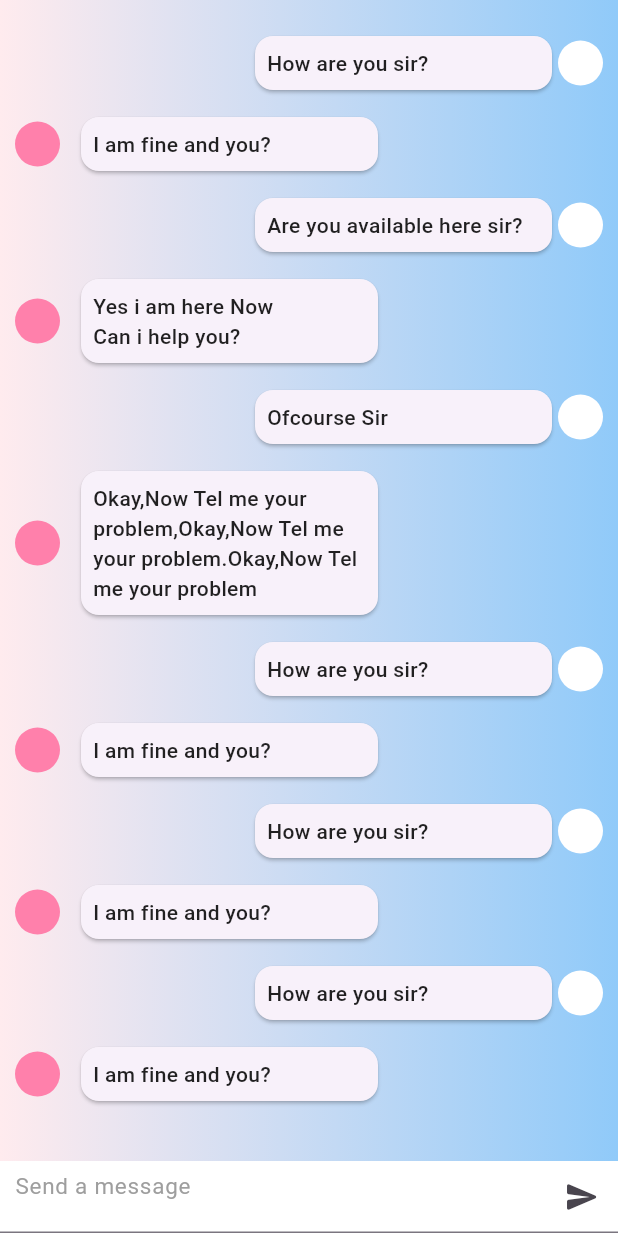
After one commit to mahfuzur32785/dr.nasiruddin_user, a Flutter app: the MessageToDoctor screen opened directly, on a phone screen of 412 x 824 dp. The commit adds this screen. Run offline on Flutter 3.47's test engine with Material 2 defaults, Android fonts, the phone set to English and light mode, and no system bars; our stand-ins replace animated_bottom_navigation_bar, dio, google_fonts, image_picker, upgrader; network calls fail.

Commit message:
message page

```diff
--- a/lib/main_widget_pages/chember_info.dart
+++ b/lib/main_widget_pages/chember_info.dart
@@ -160,7 +160,7 @@ class _ChemberInfoState extends State<ChemberInfo> {
                       SizedBox(height: 20.0,),
                       const Text("Dental,Oral and Maxillofacial Surgery Specialist",style: TextStyle(fontSize: 16.0,fontWeight: FontWeight.w500,color: Colors.pink),),
                       SizedBox(height: 15.0,),
-                      const Row(
+               Row(
                         mainAxisAlignment: MainAxisAlignment.spaceBetween,
                         children: [
                           Column(
@@ -172,7 +172,10 @@ class _ChemberInfoState extends State<ChemberInfo> {
                               Text("Phone : +880-2-9140105\n01819-226460,01819-208670",style: TextStyle(fontSize: 12.0,fontWeight: FontWeight.w400),),
                               Text("4pm-7pm\n(Sunday,Wednesday,Thursday)",style: TextStyle(fontSize: 12.0,fontWeight: FontWeight.w400),),
                             ],),
-                          //SizedBox(width: 10.0,),
+                          Padding(
+                            padding:  EdgeInsets.only(top: 55.0),
+                            child: Container(height: 100.0,width: 1.0,color: Colors.grey,),
+                          ),
                           Column(
                             crossAxisAlignment: CrossAxisAlignment.start,
                             children: [
--- /dev/null
+++ b/lib/main_widget_pages/message_to_doctor.dart
@@ -0,0 +1,92 @@
+import 'package:doc_app/utils/const.dart';
+import 'package:flutter/material.dart';
+
+class MessageToDoctor extends StatefulWidget {
+  const MessageToDoctor({super.key});
+
+  @override
+  State<MessageToDoctor> createState() => _MessageToDoctorState();
+}
+
+class _MessageToDoctorState extends State<MessageToDoctor> {
+  final chatController=TextEditingController();
+  @override
+  Widget build(BuildContext context) {
+    return Scaffold(
+      body: Container(
+        height: double.infinity,
+        width: double.infinity,
+        padding: EdgeInsets.only(top: 20.0,left: 10.0,right: 10.0,bottom: 80.0),
+        decoration: BoxDecoration(
+            gradient: LinearGradient(
+              begin: Alignment.topLeft,
+              end: Alignment.topRight,
+              colors: [
+                Colors.red.shade50,
+                Colors.blue.shade200,
+              ],
+            )
+        ),
+        child: ListView.separated(
+        scrollDirection: Axis.vertical,
+          itemCount: messageList.length,
+          itemBuilder: (context, index) {
+          return Row(
+            mainAxisAlignment: int.parse("${messageList[index]['id']}")%2==0 ? MainAxisAlignment.start : MainAxisAlignment.end,
+            children: [
+            Visibility(
+              visible: int.parse("${messageList[index]['id']}")%2==0,
+              child: CircleAvatar(
+                maxRadius: 15.0,
+                backgroundColor: Colors.pinkAccent.shade100,
+              ),
+            ),
+              SizedBox(width: 10,),
+              Container(
+                width: MediaQuery.of(context).size.width*0.5,
+                child: Card(child: Padding(
+                  padding: const EdgeInsets.all(8.0),
+                  child: Text("${messageList[index]["name"]}",style: chatTextStyle(),),
+                ),),
+              ),
+              Visibility(
+                visible: int.parse("${messageList[index]['id']}")%2!=0,
+                child: CircleAvatar(
+                  maxRadius: 15.0,
+                  backgroundColor: Colors.white,
+                ),
+              ),
+          ],);
+        }, separatorBuilder: (BuildContext context, int index) {
+            return SizedBox(height: 10.0,);
+        },),
+      ),
+      bottomSheet: Container(
+        height: 50.0,
+        width: double.infinity,
+        color: Colors.white,
+        child: TextField(
+          controller: chatController,
+          decoration: InputDecoration(
+            contentPadding: EdgeInsets.symmetric(vertical: 5.0,horizontal: 10.0),
+            hintText: 'Send a message',
+            hintStyle: TextStyle(fontSize: 15.0,color: Colors.grey),
+            suffixIcon: Padding(
+              padding: const EdgeInsets.all(8.0),
+              child: GestureDetector(
+                onTap: () {
+                  messageList.add({"id":16,"name":chatController.text});
+                  chatController.text='';
+                },
+                  child: Icon(Icons.send_rounded)),
+            )
+            // border: OutlineInputBorder(
+            //   borderRadius: BorderRadius.circular(10.0),
+            // ),
+          ),
+          onTap: (){},
+        ),
+      ),
+    );
+  }
+}
--- a/lib/screen/home_page.dart
+++ b/lib/screen/home_page.dart
@@ -2,6 +2,7 @@ import 'package:doc_app/main_widget_pages/archive_schedule.dart';
 import 'package:doc_app/main_widget_pages/chember_info.dart';
 import 'package:doc_app/main_widget_pages/confirm_schedule.dart';
 import 'package:doc_app/main_widget_pages/contact_info.dart';
+import 'package:doc_app/main_widget_pages/message_to_doctor.dart';
 import 'package:doc_app/main_widget_pages/pending_schedule.dart';
 import 'package:doc_app/main_widget_pages/personal_info.dart';
 import 'package:doc_app/main_widget_pages/professional_info.dart';
@@ -188,7 +189,8 @@ class _HomePageState extends State<HomePage> {
                                     index==3?Navigator.of(context).push(MaterialPageRoute(builder: (context)=>ProfessionalInfo())):
                                     index==4?Navigator.of(context).push(MaterialPageRoute(builder: (context)=>PersonalInfo())):
                                     index==5?Navigator.of(context).push(MaterialPageRoute(builder: (context)=>ChemberInfo())):
-                                    index==6?Navigator.of(context).push(MaterialPageRoute(builder: (context)=>ContactInfo())):Container();
+                                    index==6?Navigator.of(context).push(MaterialPageRoute(builder: (context)=>ContactInfo())):
+                                    Navigator.of(context).push(MaterialPageRoute(builder: (context)=>MessageToDoctor()));
                                   },
                                   child: Card(
                                     elevation: 5.0,
--- a/lib/utils/const.dart
+++ b/lib/utils/const.dart
@@ -1,5 +1,6 @@
 import 'package:flutter/cupertino.dart';
 import 'package:flutter/material.dart';
+import 'package:google_fonts/google_fonts.dart';
 
 const rootUrl = "http://drmahabubshaheen.com/";
 const baseUrl = "${rootUrl}api/";
@@ -46,3 +47,63 @@ final appointmentForList = [
   "Result Analysis",
   "Check-up"
 ];
+///message to doctor
+final messageList = [
+  {
+    'name': 'How are you sir?',
+    'id': 1,
+  },
+  {
+    'name': 'I am fine and you?',
+    'id': 2,
+  },
+  {
+    'name': 'Are you available here sir?',
+    'id': 3,
+  },
+  {
+    'name': 'Yes i am here Now\nCan i help you?',
+    'id': 4,
+  },
+  {
+    'name': 'Ofcourse Sir',
+    'id': 5,
+  },
+  {
+    'name': 'Okay,Now Tel me your problem,Okay,Now Tel me your problem.Okay,Now Tel me your problem',
+    'id': 6,
+  },
+  {
+    'name': 'How are you sir?',
+    'id': 7,
+  },
+  {
+    'name': 'I am fine and you?',
+    'id': 8,
+  },
+  {
+    'name': 'How are you sir?',
+    'id': 9,
+  },
+  {
+    'name': 'I am fine and you?',
+    'id': 10,
+  },
+  {
+    'name': 'How are you sir?',
+    'id': 11,
+  },
+  {
+    'name': 'I am fine and you?',
+    'id': 12,
+  },
+];
+
+// chat list text
+chatTextStyle(){
+  return GoogleFonts.roboto(
+    fontSize: 14.0,
+    fontWeight: FontWeight.w500,
+    color: Colors.black87,
+  ) ;
+}
```
